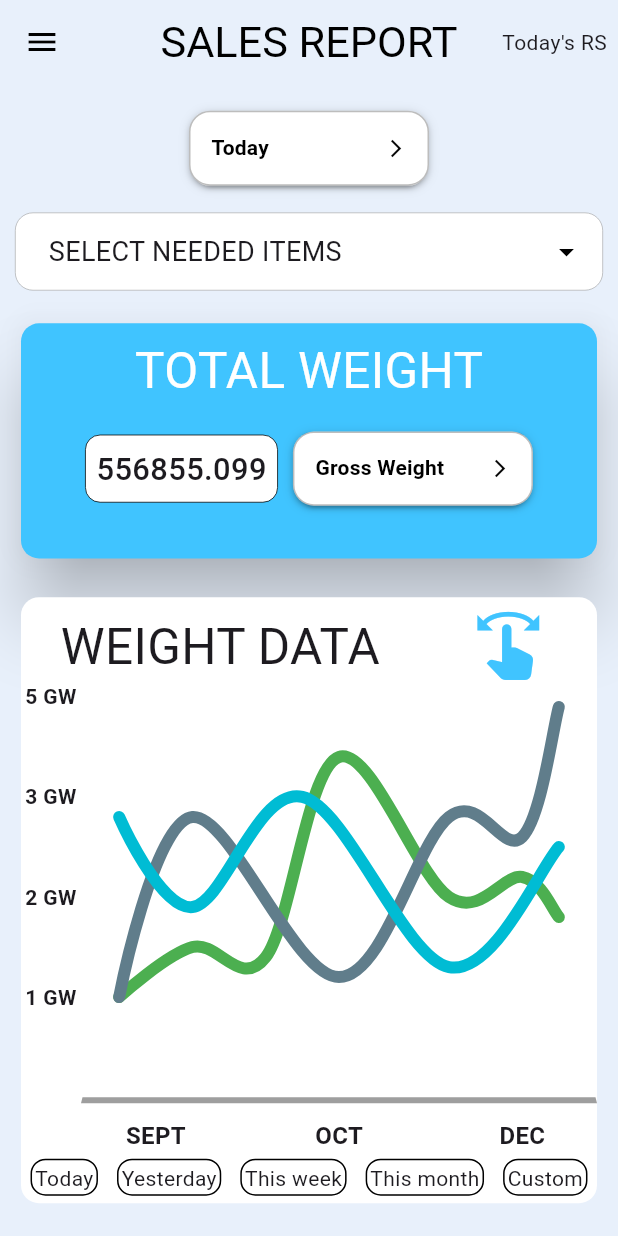
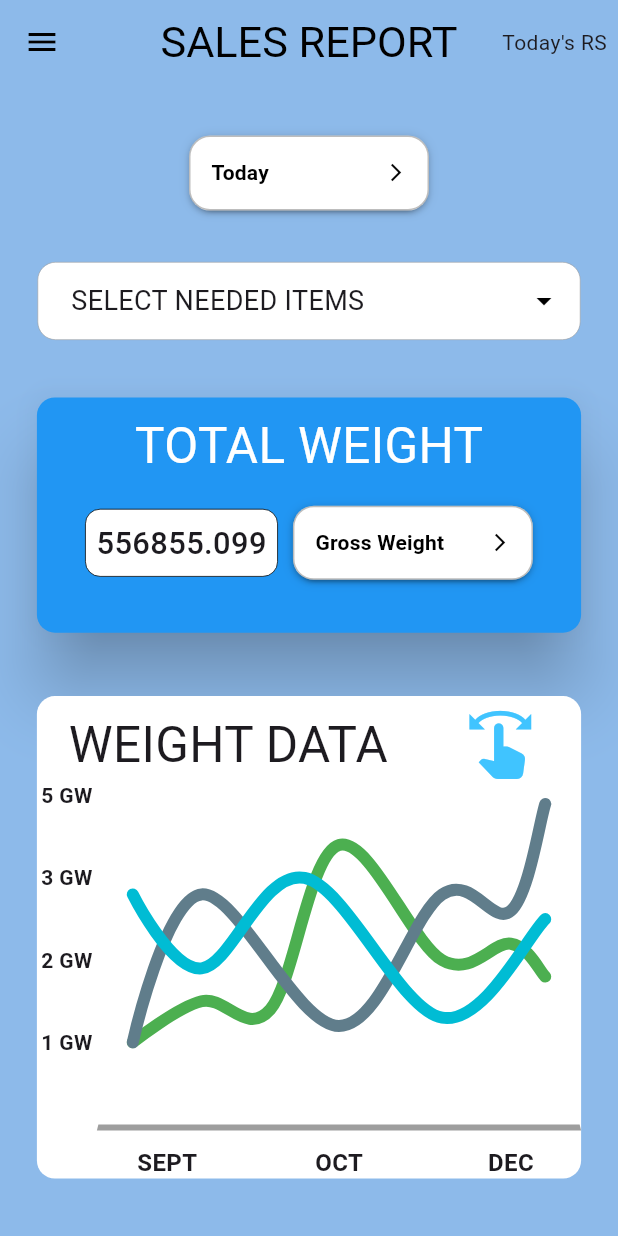
Before and after one commit to gaseer/gramboo_sales_details, a Flutter app: the DashBoardScreen screen opened directly, after a tap on "SALES REPORT", on a phone screen of 412 x 824 dp. Run offline on Flutter 3.47's test engine with Material 3 defaults, Android fonts, the phone set to English and light mode, and no system bars; drawn by our look-alikes of dropdown_button2, fl_chart, multi_dropdown; our stand-ins replace flutter_riverpod, fpdart, google_fonts; Roboto replaces fonts that are missing (Alice).

Commit message:
changed colors of bg and container

```diff
--- a/lib/core/theme/theme.dart
+++ b/lib/core/theme/theme.dart
@@ -4,8 +4,8 @@ import 'package:google_fonts/google_fonts.dart';
 import '../global_variables.dart';
 
 class Palette {
-  static const primaryColor = Color.fromRGBO(232, 240, 251, 1.0);
-  static const appBarColor = Color.fromRGBO(232, 240, 251, 1.0);
+  static const primaryColor = Color.fromRGBO(141, 186, 234, 1.0);
+  static const appBarColor = Color.fromRGBO(141, 186, 234, 1.0);
   static const borderColor = Colors.black;
   static const cardColor = Colors.white;
   static const textColor = Colors.black;
--- a/lib/features/dashboard/screens/dashBoard_screen.dart
+++ b/lib/features/dashboard/screens/dashBoard_screen.dart
@@ -25,7 +25,7 @@ class _DashBoardScreenState extends ConsumerState<DashBoardScreen> {
       ),
       body: Padding(
         padding: const EdgeInsets.all(8.0),
-        child: Column(
+        child: ListView(
           children: [
             Row(
               children: [
@@ -117,6 +117,9 @@ class _DashBoardScreenState extends ConsumerState<DashBoardScreen> {
             ),
             Wrap(
               children: [
+                Row(
+                  mainAxisAlignment: MainAxisAlignment.center,
+                  children: [
                     GestureDetector(
                       onTap: () => NavigationService.navigateToScreen(
                           context, const SalesReportScreen()),
@@ -131,6 +134,11 @@ class _DashBoardScreenState extends ConsumerState<DashBoardScreen> {
                         icon: Icons.monetization_on_outlined,
                       ),
                     ),
+                  ],
+                ),
+                Row(
+                  mainAxisAlignment: MainAxisAlignment.center,
+                  children: [
                     GestureDetector(
                       child: customCard(
                         title: "BALANCE HISTORY",
@@ -144,6 +152,8 @@ class _DashBoardScreenState extends ConsumerState<DashBoardScreen> {
                       ),
                     ),
                   ],
+                ),
+              ],
             )
           ],
         ),
@@ -155,8 +165,8 @@ class _DashBoardScreenState extends ConsumerState<DashBoardScreen> {
 
   SizedBox customCard({required String title, required IconData icon}) {
     return SizedBox(
-      height: h * .25,
-      width: w * .48,
+      height: h * .27,
+      width: w * .47,
       child: Card(
         child: Column(
           mainAxisAlignment: MainAxisAlignment.center,
@@ -171,9 +181,8 @@ class _DashBoardScreenState extends ConsumerState<DashBoardScreen> {
             Text(
               title,
               textAlign: TextAlign.center,
-              style: GoogleFonts.poppins(
-                fontSize: w * .05,
-              ),
+              style: GoogleFonts.alice(
+                  fontSize: w * .05, fontWeight: FontWeight.w500),
             ),
           ],
         ),
--- a/lib/features/sales_report/screens/salesReport_screen.dart
+++ b/lib/features/sales_report/screens/salesReport_screen.dart
@@ -10,6 +10,7 @@ import 'package:multi_dropdown/models/chip_config.dart';
 import 'package:multi_dropdown/models/value_item.dart';
 import 'package:multi_dropdown/multiselect_dropdown.dart';
 
+// import '../../../core/global_functions.dart';
 import '../../../core/global_variables.dart';
 
 final weightDropValueProvider = StateProvider<String?>((ref) {
@@ -57,10 +58,9 @@ class _SalesReportScreenState extends ConsumerState<SalesReportScreen> {
         ],
       ),
       drawer: const Drawer(),
-      body: Container(
+      body: SizedBox(
         height: h,
         width: w,
-        padding: EdgeInsets.symmetric(horizontal: 10),
         child: Column(
           mainAxisAlignment: MainAxisAlignment.spaceEvenly,
           children: [
@@ -69,6 +69,7 @@ class _SalesReportScreenState extends ConsumerState<SalesReportScreen> {
               selectedValueProvider: dayFilterDropValueProvider,
             ),
             Container(
+              margin: const EdgeInsets.only(left: 25, right: 25),
               child: MultiSelectDropDown(
                 backgroundColor: Palette.cardColor,
                 hint: 'SELECT NEEDED ITEMS',
@@ -100,9 +101,10 @@ class _SalesReportScreenState extends ConsumerState<SalesReportScreen> {
             //weight selection card
             SizedBox(
               height: h * .2,
+              width: w * .9,
               child: Card(
                 elevation: 20,
-                color: Colors.lightBlueAccent,
+                color: Colors.blue,
                 child: Center(
                   child: Column(
                     mainAxisAlignment: MainAxisAlignment.spaceAround,
@@ -166,9 +168,10 @@ class _SalesReportScreenState extends ConsumerState<SalesReportScreen> {
               ),
             ),
 
-            //Added Line chart
+            //Added pie chart
             SizedBox(
-              height: h * .5,
+              height: h * .4,
+              width: w * .9,
               child: Card(
                 child: Consumer(
                   builder: (context, ref, child) {
@@ -186,7 +189,6 @@ class _SalesReportScreenState extends ConsumerState<SalesReportScreen> {
                             ),
                             IconButton(
                               onPressed: () {
-                                //TODO remove setState later
                                 setState(() {
                                   isShowingMainData = !isShowingMainData;
                                 });
@@ -205,28 +207,8 @@ class _SalesReportScreenState extends ConsumerState<SalesReportScreen> {
                             isShowingMainData ? sampleData1 : sampleData2,
                             // duration: const Duration(milliseconds: 250),
                           ),
-                        ),
-                        SizedBox(
-                          height: 5,
-                        ),
+                        )
 
-                        Container(
-                          height: h * .03,
-                          child: Row(
-                            mainAxisAlignment: MainAxisAlignment.spaceAround,
-                            children: [
-                              filterButton(title: "Today"),
-                              filterButton(title: "Yesterday"),
-                              filterButton(title: "This week"),
-                              filterButton(title: "This month"),
-                              filterButton(title: "Custom"),
-                            ],
-                          ),
-                        ),
-                        SizedBox(
-                          height: 5,
-                        ),
-                        //Pie chart commented
                         // Expanded(
                         //   child: PieChart(
                         //     PieChartData(
@@ -543,17 +525,4 @@ class _SalesReportScreenState extends ConsumerState<SalesReportScreen> {
           FlSpot(13, 4.5),
         ],
       );
-
-  Container filterButton({required String title}) {
-    return Container(
-      padding: EdgeInsets.all(2),
-      decoration: BoxDecoration(
-        border: Border.all(
-          color: Palette.borderColor,
-        ),
-        borderRadius: BorderRadius.circular(10),
-      ),
-      child: Center(child: Text(title)),
-    );
-  }
 }
```
Lines whose indentation alone changed are shown as unchanged.
